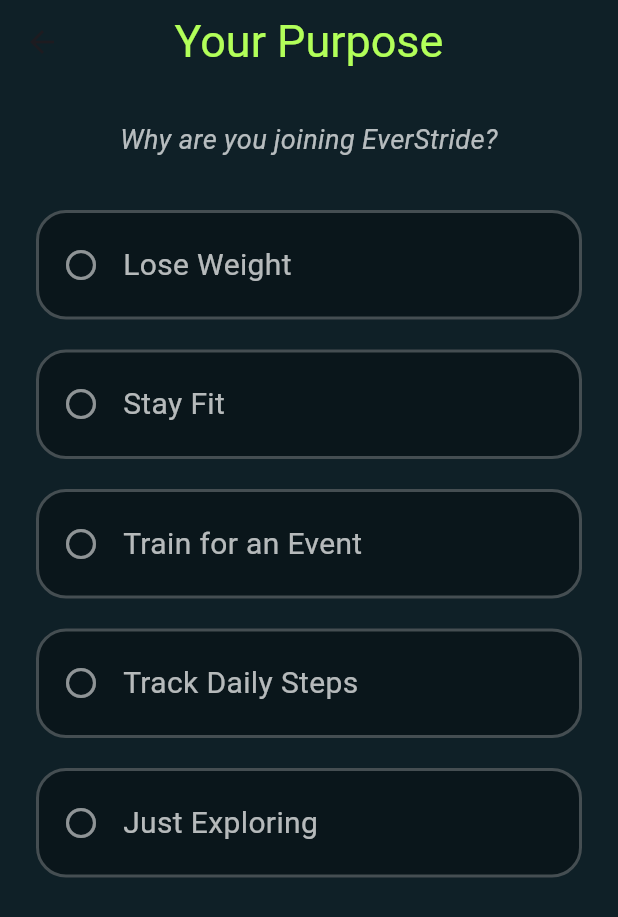
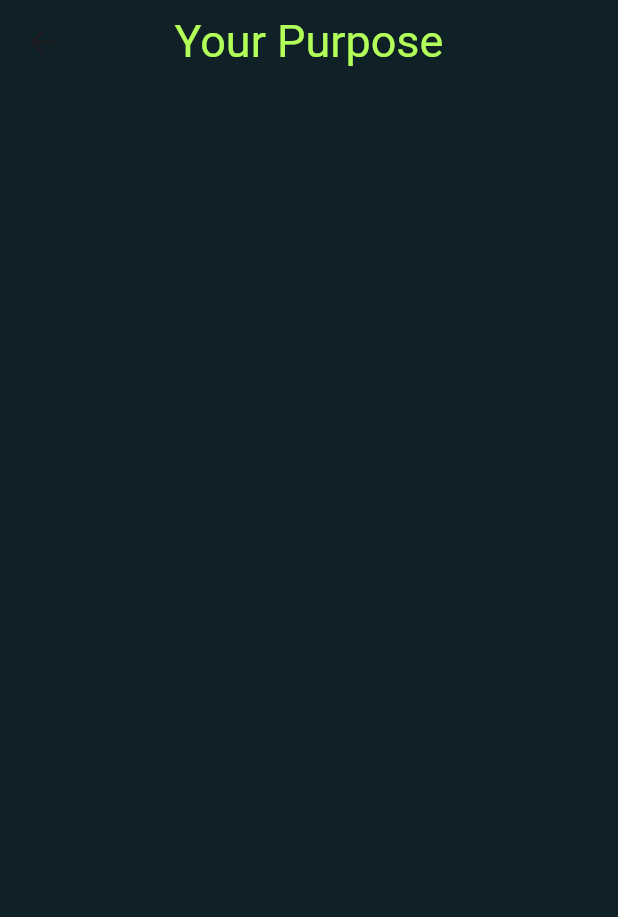
Before and after one commit to mishiyama/Fluttermind, a Flutter app: the PurposeScreen screen opened directly, on a phone screen of 412 x 824 dp. Shown: the top 917 px of the screen. Run offline on Flutter 3.47's test engine with Material 3 defaults, Android fonts, the phone set to English and light mode, and no system bars; our stand-ins replace google_fonts, lottie.

Commit message:
few updates

```diff
--- a/ever_stride/lib/screens/user_aim.dart
+++ b/ever_stride/lib/screens/user_aim.dart
@@ -1,4 +1,3 @@
-import 'package:ever_stride/screens/user_weight.dart';
 import 'package:flutter/material.dart';
 import 'package:google_fonts/google_fonts.dart';
 
@@ -10,16 +9,6 @@ class PurposeScreen extends StatefulWidget {
 }
 
 class _PurposeScreenState extends State<PurposeScreen> {
-  final List<String> purposes = [
-    "Lose Weight",
-    "Stay Fit",
-    "Train for an Event",
-    "Track Daily Steps",
-    "Just Exploring",
-  ];
-
-  String? selectedPurpose;
-
   @override
   Widget build(BuildContext context) {
     return Scaffold(
@@ -28,139 +17,14 @@ class _PurposeScreenState extends State<PurposeScreen> {
         backgroundColor: Colors.transparent,
         elevation: 0,
         title: Text(
-          "Your Purpose",
+          'Your Purpose',
           style: GoogleFonts.blackOpsOne(
+            color: Colors.lightGreenAccent,
             fontSize: 30,
-            color: Colors.lightGreenAccent,
           ),
         ),
         centerTitle: true,
       ),
-      body: Padding(
-        padding: const EdgeInsets.all(24.0),
-        child: Column(
-          crossAxisAlignment: CrossAxisAlignment.center,
-          children: [
-            Text(
-              "Why are you joining EverStride?",
-              textAlign: TextAlign.center,
-              style: GoogleFonts.aBeeZee(
-                fontSize: 18,
-                fontStyle: FontStyle.italic,
-                color: Colors.white70,
-              ),
-            ),
-            const SizedBox(height: 24),
-
-            // interactive options
-            Expanded(
-              child: ListView.builder(
-                itemCount: purposes.length,
-                itemBuilder: (context, index) {
-                  final purpose = purposes[index];
-                  final isSelected = selectedPurpose == purpose;
-
-                  return GestureDetector(
-                    onTap: () {
-                      setState(() {
-                        selectedPurpose = purpose;
-                      });
-                    },
-                    child: AnimatedContainer(
-                      duration: const Duration(milliseconds: 250),
-                      margin: const EdgeInsets.symmetric(vertical: 10),
-                      padding: const EdgeInsets.symmetric(
-                        vertical: 20,
-                        horizontal: 16,
-                      ),
-                      decoration: BoxDecoration(
-                        borderRadius: BorderRadius.circular(20),
-                        color: isSelected
-                            ? Colors.lightGreenAccent.withValues(alpha: 0.2)
-                            : Colors.black.withValues(alpha: 0.3),
-                        border: Border.all(
-                          color: isSelected
-                              ? Colors.lightGreenAccent
-                              : Colors.white24,
-                          width: 2,
-                        ),
-                        boxShadow: isSelected
-                            ? [
-                                BoxShadow(
-                                  color: Colors.lightGreenAccent.withValues(
-                                    alpha: 0.5,
-                                  ),
-                                  blurRadius: 12,
-                                  spreadRadius: 2,
-                                ),
-                              ]
-                            : [],
-                      ),
-                      child: Row(
-                        children: [
-                          Icon(
-                            isSelected
-                                ? Icons.check_circle
-                                : Icons.circle_outlined,
-                            color: isSelected
-                                ? Colors.lightGreenAccent
-                                : Colors.white54,
-                          ),
-                          const SizedBox(width: 16),
-                          Expanded(
-                            child: Text(
-                              purpose,
-                              style: GoogleFonts.blackOpsOne(
-                                fontSize: 20,
-                                color: isSelected
-                                    ? Colors.lightGreenAccent
-                                    : Colors.white70,
-                              ),
-                            ),
-                          ),
-                        ],
-                      ),
-                    ),
-                  );
-                },
-              ),
-            ),
-
-            const SizedBox(height: 16),
-
-            // ✅ Continue Button
-            ElevatedButton(
-              onPressed: selectedPurpose == null
-                  ? null
-                  : () {
-                      Navigator.push(
-                        context,
-                        MaterialPageRoute(builder: (_) => UserWeight()),
-                      );
-                    },
-              style: ElevatedButton.styleFrom(
-                backgroundColor: Colors.lightGreenAccent,
-                foregroundColor: Colors.black,
-                padding: const EdgeInsets.symmetric(
-                  horizontal: 40,
-                  vertical: 18,
-                ),
-                shape: RoundedRectangleBorder(
-                  borderRadius: BorderRadius.circular(30),
-                ),
-                elevation: 8,
-              ),
-              child: Text(
-                'Continue',
-                style: GoogleFonts.blackOpsOne(
-                  fontWeight: FontWeight.w900,
-                  fontSize: 18,
-                ),
-              ),
-            ),
-          ],
-        ),
-      ),
     );
   }
 }
```
